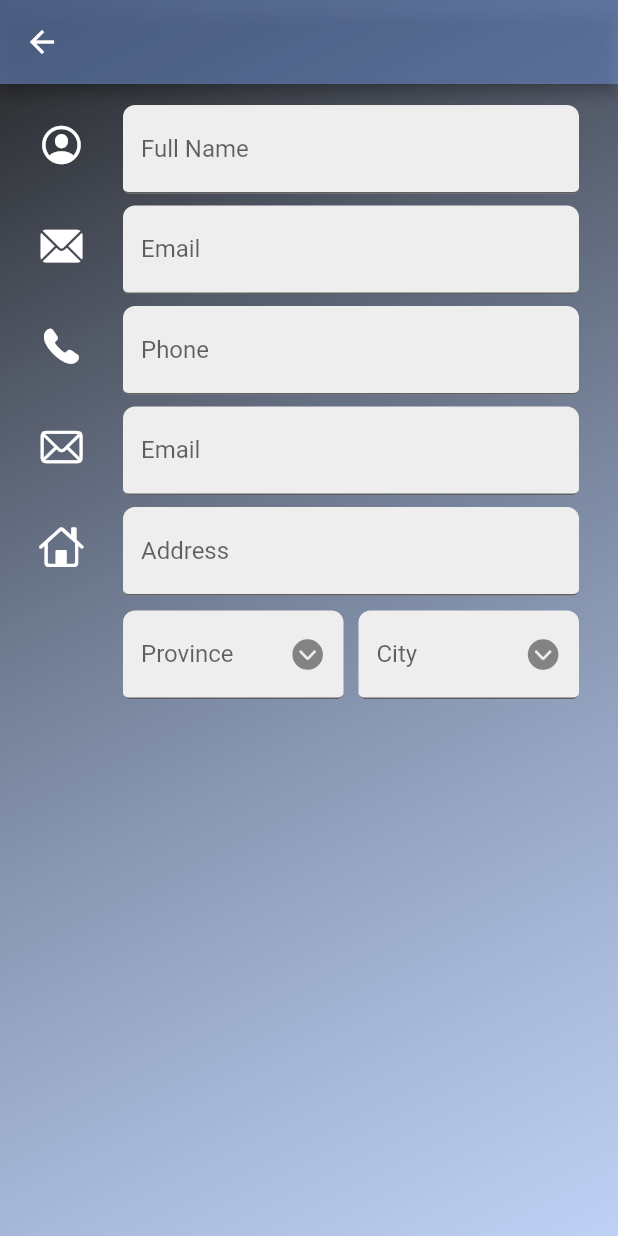
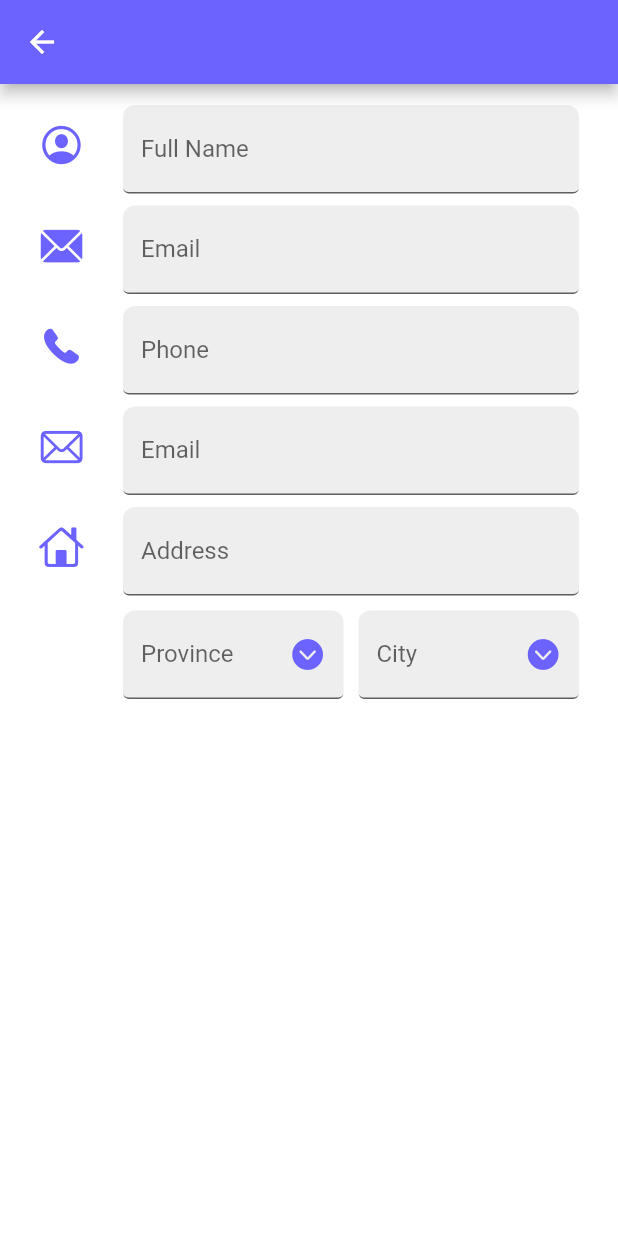
Before and after one commit to rafikali/DRS, a Flutter app: the screen it shows after launch, after a tap on "Create new account", on a phone screen of 412 x 824 dp. Run offline on Flutter 3.47's test engine with Material 2 defaults, Android fonts, the phone set to English and light mode, and no system bars; our stand-ins replace flutter_svg, font_awesome_flutter, shared_preferences; missing offline and left inert: dart:ffi.

```diff
--- /dev/null
+++ b/lib/Constants/api_endpoints.dart
@@ -0,0 +1,4 @@
+class ApiEndpoints{
+  static const String baseUrl = "https://dev-system.growteamly.com";
+  static const String login = "/api/auth/login";
+}
--- /dev/null
+++ b/lib/Constants/app_constants.dart
@@ -0,0 +1,3 @@
+class AppConstants{
+  static const String accessToken = "access_token";
+}
--- a/lib/Route/routehandler.dart
+++ b/lib/Route/routehandler.dart
@@ -12,7 +12,7 @@ class RouteGenerator {
     final args = settings.arguments;
     switch(settings.name) {
       case LoginPage.routeName:
-      return MaterialPageRoute(builder: (context) => const LoginPage());
+      return MaterialPageRoute(builder: (context) =>  LoginPage());
       case RegisterPage.routeName:
         return MaterialPageRoute(builder: (context) => const RegisterPage());
 
@@ -20,7 +20,7 @@ class RouteGenerator {
         return MaterialPageRoute(builder: (context) => const HomePage());
 
     default:
-    return MaterialPageRoute(builder: (context) => const LoginPage());
+    return MaterialPageRoute(builder: (context) =>  LoginPage());
     }
 
   }
--- a/lib/main.dart
+++ b/lib/main.dart
@@ -1,20 +1,28 @@
 import 'package:flutter/material.dart';
 import 'package:flutter/services.dart';
+import 'package:login_page/Constants/app_constants.dart';
 import 'package:login_page/Route/routehandler.dart';
+import 'package:login_page/pages/home_page.dart';
 import 'package:login_page/pages/login_page.dart';
+import 'package:shared_preferences/shared_preferences.dart';
 
-void main() {
-  SystemChrome.setSystemUIOverlayStyle( const SystemUiOverlayStyle(
-    statusBarColor: Colors.white,
-    statusBarBrightness: Brightness.light,
-    statusBarIconBrightness: Brightness.dark,
-
-  ));
-  runApp(const MyApp());
+void main() async{
+  WidgetsFlutterBinding.ensureInitialized();
+  SharedPreferences prefs= await SharedPreferences.getInstance();
+  String? accessToken = prefs.getString(AppConstants.accessToken);
+// SystemChrome.setSystemUIOverlayStyle( const SystemUiOverlayStyle(
+  //   // statusBarColor: Color(0xFFF3F3F3),
+  //   // statusBarBrightness: Brightness.light,
+  //   // statusBarIconBrightness: Brightness.light,
+  //
+  // ));
+  runApp(MyApp(accessToken: accessToken,));
 }
 
 class MyApp extends StatelessWidget {
-  const MyApp({Key? key}) : super(key: key);
+ final String? accessToken;
+
+  const MyApp({Key? key, this.accessToken}) : super(key: key);
 
   // This widget is the root of your application.
   @override
@@ -22,11 +30,14 @@ class MyApp extends StatelessWidget {
     return MaterialApp(
       debugShowCheckedModeBanner: false,
       theme: ThemeData(
-        primarySwatch: Colors.deepPurple,
+        primaryColor: Colors.black,
+
       ),
+
       title: "drs",
-      initialRoute: LoginPage.routeName,
+      initialRoute: accessToken != null ? HomePage.routeName:  LoginPage.routeName,
       onGenerateRoute: RouteGenerator.generateRoute,
+
     );
   }
 }
--- a/lib/pages/forgotpassword.dart
+++ b/lib/pages/forgotpassword.dart
@@ -11,7 +11,6 @@ class _ForgotPasswordState extends State<ForgotPassword> {
   @override
   Widget build(BuildContext context) {
     return ForgotPassword(
-      key: ,
     );
   }
 }
--- a/lib/pages/login_page.dart
+++ b/lib/pages/login_page.dart
@@ -1,53 +1,108 @@
+import 'dart:convert';
+import 'dart:ffi';
 
 import 'package:flutter/cupertino.dart';
 import 'package:flutter/material.dart';
 import 'package:flutter_svg/flutter_svg.dart';
 import 'package:flutter_svg/svg.dart';
+import 'package:http/http.dart';
 import 'package:login_page/Constants/Images.dart';
+import 'package:login_page/Constants/api_endpoints.dart';
+import 'package:login_page/Constants/app_constants.dart';
 import 'package:login_page/pages/home_page.dart';
 import 'package:login_page/pages/register_page.dart';
+import 'package:login_page/utils/header.dart';
 import 'package:login_page/utils/input_validators.dart';
+import 'package:login_page/utils/pref_services.dart';
+import 'package:login_page/utils/snacks.dart';
 import 'package:login_page/widgets/login_button.dart';
 import 'package:login_page/widgets/login_textfield.dart';
-
 import '../widgets/create_account.dart';
+import 'package:http/http.dart' as http;
+import 'models.dart';
 
 class LoginPage extends StatefulWidget {
   static const String routeName = '/login';
   final Padding? padding;
   final TextEditingController? userController;
-  final
-   TextEditingController? passController;
+  final TextEditingController? passController;
+  bool? toogleView;
+  bool? changeButton;
 
-  const LoginPage({this.passController, this.userController, this.padding}) : super();
+
+   LoginPage({this.passController, this.userController, this.padding, this.changeButton, this.toogleView})
+      : super();
 
   @override
   _HomePageState createState() => _HomePageState();
 }
 
+Future fetchLogin(String username, String password, BuildContext context) async {
+
+  Response? response = await http.post(
+    Uri.parse(ApiEndpoints.baseUrl + ApiEndpoints.login),
+    body: jsonEncode({"username": username, "password": password}),
+    headers: getHeader(),
+  );
+
+
+  var jsonResponse = jsonDecode(response.body);
+  var loginResponse = LoginResponse.fromJson(jsonResponse);
+
+  if (response.statusCode == 200 ||
+      response.statusCode == 201 ||
+      response.statusCode == 202) {
+
+    if (loginResponse.data != null) {
+      await PrefsServices().setString(AppConstants.accessToken, loginResponse.data!);
+    }
+    Snacks.getSnackBar(context, loginResponse.message??"Successfully logged in.");
+    Navigator.pushNamedAndRemoveUntil(context, HomePage.routeName , (route) => true);
+  } else {
+    Snacks.getSnackBar(context, loginResponse.message ??"Invalid credentials.");
+  }
+}
 
 class _HomePageState extends State<LoginPage> {
   String loginIllustrate = 'assets/Images/login_image.svg';
-
+  final TextEditingController _usernameController = TextEditingController();
+  final TextEditingController _passwordController = TextEditingController();
   final _formKey = GlobalKey<FormState>();
+  bool changeButton = false;
+  bool toogleView = true;
 
   moveToHome() async {
-    if(_formKey.currentState!.validate()) {
-      await Navigator.pushNamed(context, HomePage.routeName);
+
+    if (_formKey.currentState!.validate()) {
+      setState(() {
+        changeButton = true;
+      });
+
+      fetchLogin(_usernameController.text, _passwordController.text, context);
     }
   }
 
+  void toogle() {
+    setState(() {
+      toogleView = !toogleView;
+    });
+  }
+
+
+
   @override
   Widget build(BuildContext context) {
-    return Scaffold(
-      backgroundColor: Color(0x7C7A9FE8),
-      body: SafeArea(
-        child: SingleChildScrollView(
+    return SafeArea(
+      child: Scaffold(
+        backgroundColor: const Color(0xFFF3F3F3),
+        body: SingleChildScrollView(
           child: Form(
             key: _formKey,
             child: Column(
               children: [
-                 const SizedBox(height: 50,),
+                const SizedBox(
+                  height: 50,
+                ),
                 SvgPicture.asset(
                   loginIllustrate,
                   height: 330,
@@ -58,30 +113,38 @@ class _HomePageState extends State<LoginPage> {
                 ),
 
                 Padding(
-                   padding: const EdgeInsets.symmetric(horizontal: 30.0, vertical: 10),
+                  padding: const EdgeInsets.symmetric(
+                      horizontal: 30.0, vertical: 10),
                   child: LoginTextForm(
-                    dataController: widget.userController,
+                    dataController: _usernameController,
                     hintText: 'Enter your username',
                     labelText: 'Username',
                     validator: InputValidator.validateName,
-                    accountIcon: const Icon(CupertinoIcons.profile_circled,
-                    color: Colors.black,),
-
+                    accountIcon: const Icon(
+                      CupertinoIcons.profile_circled,
+                      color: Color(0xFF6C63FF),
+                    ),
                   ),
                 ),
 
                 Padding(
-                   padding: const EdgeInsets.symmetric(horizontal: 30.0,vertical: 10),
+                  padding: const EdgeInsets.symmetric(
+                      horizontal: 30.0, vertical: 10),
                   child: LoginTextForm(
-                    dataController: widget.passController,
+                    dataController: _passwordController,
+                    trailingIcon: InkWell(onTap: () {
+                      toogle();
+                     },
+                        child: toogleView? const Icon(CupertinoIcons.eye_slash): const Icon(CupertinoIcons.eye)),
+                    passView: toogleView,
                     hintText: 'Enter your password',
                     labelText: 'Password',
                     validator: InputValidator.validatePassword,
                     requiredMsg: 'Password required*',
                     accountIcon: const Icon(CupertinoIcons.lock_circle_fill,
-                        color: Colors.black ),
-                    passView: true,
+                      color: Color(0xFF6C63FF),
 
+                    ),
                   ),
                 ),
 
@@ -89,14 +152,15 @@ class _HomePageState extends State<LoginPage> {
                   height: 20,
                 ),
 
-
                 LoginButton(
+                  buttonColor: changeButton? Color(0x7C7A9FE8):  Colors.white,
                   buttonTitle: 'Login',
                   buttonHeight: 45.0,
                   buttonWidth: 330.0,
-                   validFunc:(){
+                  validFunc: () {
                     moveToHome();
-                   },),
+                  },
+                ),
 
                 const SizedBox(
                   height: 25,
@@ -110,10 +174,18 @@ class _HomePageState extends State<LoginPage> {
                 Row(
                   mainAxisAlignment: MainAxisAlignment.center,
                   children: [
-                    SignInButtons(signLogo: SvgPicture.asset(ImageConstants.googleLogo,)),
-                    SignInButtons(signLogo: SvgPicture.asset(ImageConstants.facebookLogo,)),
-                    SignInButtons(signLogo: SvgPicture.asset(ImageConstants.linkedinLogo,))
-
+                    SignInButtons(
+                        signLogo: SvgPicture.asset(
+                      ImageConstants.googleLogo,
+                    )),
+                    SignInButtons(
+                        signLogo: SvgPicture.asset(
+                      ImageConstants.facebookLogo,
+                    )),
+                    SignInButtons(
+                        signLogo: SvgPicture.asset(
+                      ImageConstants.linkedinLogo,
+                    ))
                   ],
                 ),
               ],
--- a/lib/pages/register_page.dart
+++ b/lib/pages/register_page.dart
@@ -2,8 +2,6 @@
 import 'package:flutter/cupertino.dart';
 import 'package:flutter/material.dart';
 import 'package:login_page/widgets/login_textfield.dart';
-import 'package:font_awesome_flutter/font_awesome_flutter.dart';
-
 import '../widgets/listtile.dart';
 
 class RegisterPage extends StatefulWidget {
@@ -18,39 +16,26 @@ class RegisterPage extends StatefulWidget {
 class _RegisterPageState extends State<RegisterPage> {
   @override
   Widget build(BuildContext context) {
-    return  Container(
-      decoration: const BoxDecoration(
-        gradient: LinearGradient(
-          begin: Alignment.topLeft,
-          end: Alignment.bottomRight,
-          colors: [Colors.black87, Color(0x7C7A9FE8), ]
-        )
+    return  Scaffold(
+      appBar: AppBar(
+        backgroundColor: Color(0xFF6C63FF)
+
       ),
 
-      child: Scaffold(
-        backgroundColor: Colors.transparent,
-        appBar: AppBar(
-          backgroundColor: const Color(0x7C7A9FE8),
 
+
+      body: Container(
+        height: MediaQuery.of(context).size.height,
+        decoration: const BoxDecoration(
+        gradient: LinearGradient(
+        begin: Alignment.topLeft,
+        end: Alignment.bottomRight,
+        colors: [Colors.white, Colors.white]
+        )
         ),
-
-          // PreferredSize(
-        //   preferredSize: const Size.fromHeight(200.0),
-        //   child: AppBar(
-        //     backgroundColor: Colors.indigo[600],
-        //     shape: const RoundedRectangleBorder(
-        //       borderRadius: BorderRadius.vertical(
-        //         bottom: Radius.elliptical(150, 35),
-        //       )
-        //     ),
-        //
-        //   ),
-        //
-        // ),
-        body: Padding(
+        child: Padding(
           padding:  const EdgeInsets.all(10.0),
           child: ListView(
-
             shrinkWrap: true,
             children:   [
                const ListTileRegister(
@@ -78,7 +63,8 @@ class _RegisterPageState extends State<RegisterPage> {
                  leadingIcon: CupertinoIcons.home,
                  hint: 'Enter Address',
                   label: 'Address'),
-               SizedBox(
+
+               const SizedBox(
                  height: 6,
                ),
 
@@ -98,7 +84,7 @@ class _RegisterPageState extends State<RegisterPage> {
                            child: LoginTextForm(
                              hintText: 'Enter name',
                              labelText: 'Province',
-                           trailingIcon: const Icon(CupertinoIcons.chevron_down_circle_fill),
+                           trailingIcon: const Icon(CupertinoIcons.chevron_down_circle_fill, color: Color(0xFF6C63FF),),
                            width: 20,
                              height: 10,)),
 
@@ -111,7 +97,7 @@ class _RegisterPageState extends State<RegisterPage> {
                            child: LoginTextForm(
                              hintText: 'enter ',
                              labelText: 'City',
-                             trailingIcon: const Icon(CupertinoIcons.chevron_down_circle_fill),
+                             trailingIcon:  Icon(CupertinoIcons.chevron_down_circle_fill, color: const Color(0xFF6C63FF),),
                            )),
 
                      ],
@@ -122,9 +108,8 @@ class _RegisterPageState extends State<RegisterPage> {
             ],
                 ),
               ),
+      ),
 
-          ),
-
-    );
+        );
   }
 }
--- /dev/null
+++ b/lib/utils/header.dart
@@ -0,0 +1,6 @@
+getHeader(){
+  return {
+    "Accept": "application/json",
+    "Content-Type": "application/json"
+  };
+}
--- a/lib/utils/input_validators.dart
+++ b/lib/utils/input_validators.dart
@@ -1,11 +1,12 @@
+import 'package:login_page/pages/login_page.dart';
 import 'package:shared_preferences/shared_preferences.dart';
 
 class InputValidator{
   static String? validateName(String? val){
     if (val!.isEmpty){
       return '*Username required';
-    }else if (val.isNotEmpty && val.length < 6){
-      return "Username must contain more than 6 character";
+    }else if (val.isNotEmpty && val.length < 10){
+      return "Username must contain more than 10 character";
     } else {
       return null;
     }
--- a/lib/widgets/create_account.dart
+++ b/lib/widgets/create_account.dart
@@ -12,7 +12,7 @@ class CreateAcc extends StatelessWidget {
         const Text(
           'Forgot password?',
           style: TextStyle(
-              color: Colors.white,
+              color: Color(0xFF6C63FF),
               decoration: TextDecoration.underline,
                fontSize: 16),
 
@@ -38,7 +38,7 @@ class CreateAcc extends StatelessWidget {
           child: const Text(
             'Create new account',
             style: TextStyle(
-              color: Colors.white,
+              color: Color(0xFF6C63FF),
                 decoration: TextDecoration.underline, fontSize: 16),
           ),
         )
--- a/lib/widgets/listtile.dart
+++ b/lib/widgets/listtile.dart
@@ -10,7 +10,7 @@ class ListTileRegister extends StatelessWidget {
   @override
   Widget build(BuildContext context) {
     return ListTile(
-      leading: Icon(leadingIcon, size: 30, color: Colors.white,),
+      leading: Icon(leadingIcon, size: 30, color: Color(0xFF6C63FF),),
       title: Container(
           width: MediaQuery.of(context).size.width*1/3,
           child: LoginTextForm(hintText: hint, labelText: label)),
--- a/lib/widgets/login_button.dart
+++ b/lib/widgets/login_button.dart
@@ -8,27 +8,20 @@ class LoginButton extends StatefulWidget {
   final buttonHeight;
   final Function() validFunc;
   final buttonWidth;
-  const LoginButton({required this.buttonTitle, this.buttonHeight, this.buttonWidth, required this.validFunc}) : super();
+  final buttonColor;
+    LoginButton({required this.buttonTitle, this.buttonHeight, this.buttonWidth, required this.validFunc, this.buttonColor}) : super();
 
   @override
-
-
   State<LoginButton> createState() => _LoginButtonState();
 
 }
 
-
-
-
 class _LoginButtonState extends State<LoginButton> {
-  // Bool changeButton;
 
 
   @override
   Widget build(BuildContext context) {
-    // setState(() {
-    //   changeButton = !changeButton;
-    // });
+
     return InkWell(
       onTap: widget.validFunc,
         child: Container(
@@ -42,7 +35,8 @@ class _LoginButtonState extends State<LoginButton> {
             ),
           ),
           decoration: BoxDecoration(
-            border: Border.all(color: Colors.white),
+            border: Border.all(color: widget.buttonColor),
+
             // boxShadow:  const [
             //   BoxShadow(
             //     color: Color(0xFFCFCFCF),
@@ -53,8 +47,7 @@ class _LoginButtonState extends State<LoginButton> {
             // ],
 
               gradient: const LinearGradient(
-                  colors: <Color>[Colors.deepPurpleAccent, Colors.black]),
-              color: Colors.indigoAccent,
+                  colors: <Color>[Color(0xFF6C63FF), Color(0xDC000000)]),
               borderRadius: BorderRadius.circular(8)),
           width: widget.buttonWidth,
           height: widget.buttonHeight,
--- a/lib/widgets/login_textfield.dart
+++ b/lib/widgets/login_textfield.dart
@@ -1,16 +1,19 @@
+
+import 'dart:ffi';
 
 import 'package:flutter/cupertino.dart';
 import 'package:flutter/material.dart';
 import 'package:flutter_svg/flutter_svg.dart';
 import 'package:font_awesome_flutter/font_awesome_flutter.dart';
+import 'package:login_page/pages/login_page.dart';
 import 'package:login_page/pages/register_page.dart';
 import 'package:login_page/widgets/login_button.dart';
 
 class LoginTextForm extends StatefulWidget {
-  final Icon? trailingIcon;
+  dynamic trailingIcon;
   final String labelText;
   final String hintText;
-  final bool? passView;
+  bool? passView;
   final validator;
   final height;
   final width;
@@ -18,6 +21,7 @@ class LoginTextForm extends StatefulWidget {
   final Icon? accountIcon;
   final Border? outlineBorder;
   dynamic requiredMsg;
+
   final TextEditingController? dataController;
 
   // ignore: use_key_in_widget_constructors
@@ -25,12 +29,12 @@ class LoginTextForm extends StatefulWidget {
       {required this.hintText,
         required this.labelText,
         this.validator,
+        this.passView,
         this.trailingIcon,
         this.dataController,
         this.requiredMsg,
         this.accountIcon,
         this.iconColor,
-        this.passView,
         this.height,
         this.width,
         this.outlineBorder,})
@@ -42,14 +46,21 @@ class LoginTextForm extends StatefulWidget {
 
 
 class _LoginTextFormState extends State<LoginTextForm> {
-  bool? passView;
   @override
   Widget build(BuildContext context) {
     return TextFormField(
       obscureText: widget.passView == true,
       controller: widget.dataController,
       validator: widget.validator,
+
       decoration: InputDecoration(
+        focusColor: Colors.red,
+        iconColor: Color(0xFF6C63FF),
+        errorStyle:   const TextStyle(
+            color: Color(0xFFFF3131),
+          letterSpacing: 0.5,
+            fontWeight: FontWeight.w500,
+        ),
         filled: true,
         fillColor: Colors.grey[200],
         border: const UnderlineInputBorder(
@@ -60,14 +71,24 @@ class _LoginTextFormState extends State<LoginTextForm> {
 
           borderSide: BorderSide(
             style: BorderStyle.solid,
-            color: Colors.black,
+            color: Colors.red,
 
           ),
+        ),
+        focusedBorder: const UnderlineInputBorder(
+          borderSide: BorderSide(
+            style: BorderStyle.solid,
+            color: Color(0xFF6C63FF)
+          )
         ),
 
         suffixIcon: widget.trailingIcon,
         labelText: widget.labelText,
         hintText: widget.hintText,
+
+        // labelStyle: TextStyle(
+        //   color: Color(0xFF6C63FF),
+        // ),
         prefixIcon: widget.accountIcon,
         prefixIconColor: Colors.green,
 
--- a/pubspec.yaml
+++ b/pubspec.yaml
@@ -39,6 +39,7 @@ dependencies:
   shared_preferences: ^2.0.13
   cupertino_icons: ^1.0.2
   flutter_svg: ^1.0.3
+  http: ^0.13.4
 
 dev_dependencies:
   flutter_test:
```
Also changed, not shown: lib/pages/home_page.dart (+16 -2 lines), lib/pages/models.dart (added, +23 -0 lines), lib/utils/pref_services.dart (added, +8 -0 lines), lib/utils/snacks.dart (added, +9 -0 lines), lib/widgets/dropdownfield.dart (added, +48 -0 lines), pubspec.lock. Lines whose indentation alone changed are shown as unchanged.
